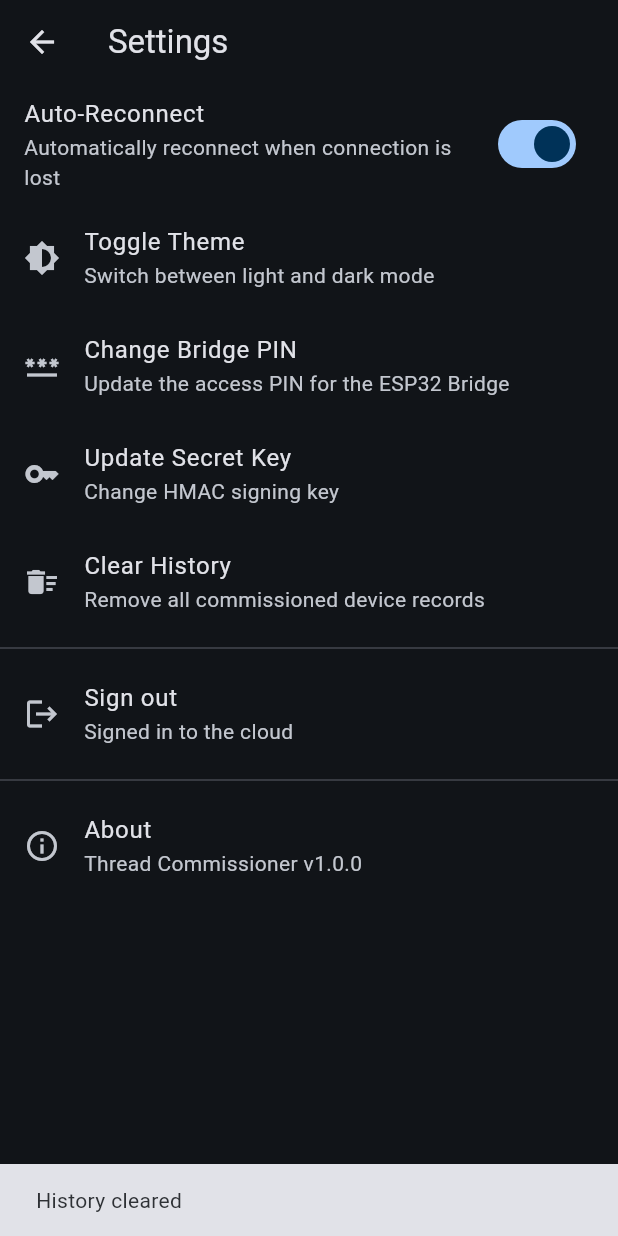
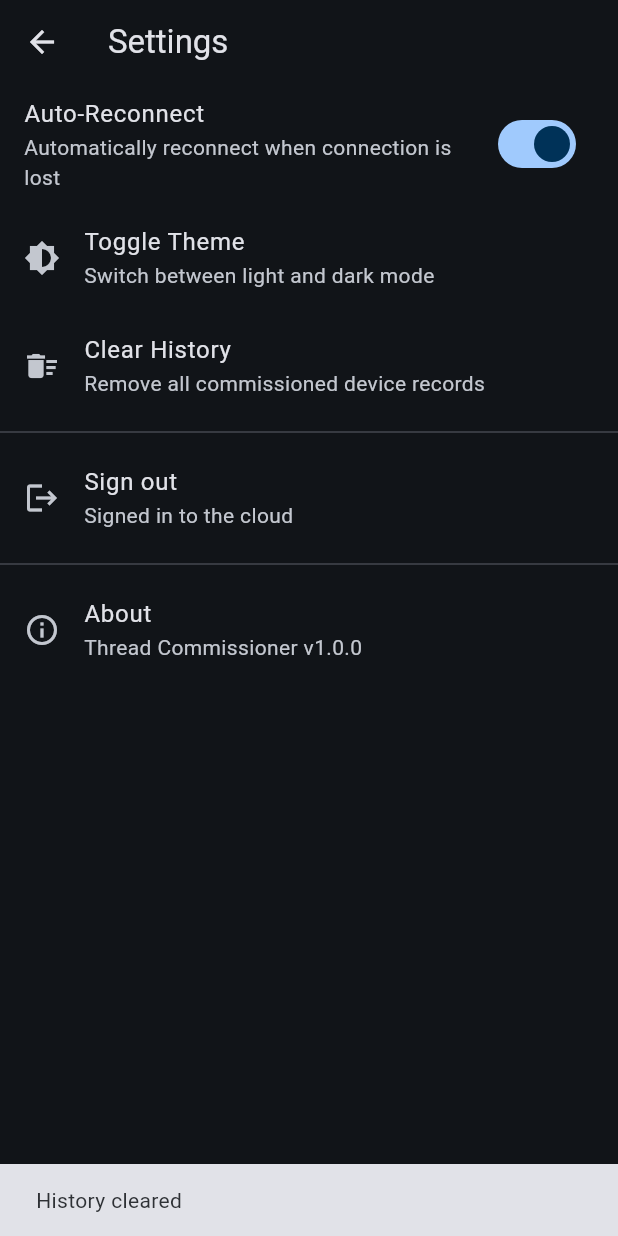
Before and after one commit to maaz-shahid99/param-hvac-mobile, a Flutter app: the SettingsPage screen opened directly with empty values, after a tap on "Clear History", on a phone screen of 412 x 824 dp. Run offline on Flutter 3.47's test engine with Material 3 defaults, Android fonts, the phone set to English and light mode, and no system bars; our stand-ins replace flutter_blue_plus, flutter_secure_storage, permission_handler, share_plus, shared_preferences; missing offline and left inert: mobile_scanner; accounts and stored records are empty.

Commit message:
feat(app): member (non-admin) restricted dashboard
Role-gate the UI for non-admin members:
- Drawer: hide Console and System/Manage (admin-only); Members is now visible
  to everyone (read-only for members).
- Rack Layout: read-only for members — no add/rename/delete/assign controls,
  just the structure (editable flag threaded through the widgets).
- Members: members see the roster read-only — no org code, no join-request
  approve/reject, and email/SMS shown as read-only chips instead of toggles.
- Settings: hide Change Bridge PIN + Update Secret Key (HMAC) for members.

Backend: GET /v1/members now allows any signed-in tenant user to VIEW the
roster; approve/reject/notifications stay admin-only. test_local updated +
green.

Co-Authored-By: Claude Opus 4.8 <noreply@anthropic.com>

```diff
--- a/lib/screens/settings_page.dart
+++ b/lib/screens/settings_page.dart
@@ -13,7 +13,9 @@ class SettingsPage extends StatelessWidget {
     return Scaffold(
       appBar: AppBar(title: const Text('Settings')),
       body: Consumer<BLEService>(
-        builder: (context, bleService, _) => ListView(
+        builder: (context, bleService, _) {
+          final isAdmin = context.watch<AuthService>().isAdmin;
+          return ListView(
           children: [
             SwitchListTile(
               title: const Text('Auto-Reconnect'),
@@ -27,7 +29,8 @@ class SettingsPage extends StatelessWidget {
               leading: const Icon(Icons.brightness_6),
               onTap: onToggleTheme,
             ),
-            // --- NEW: Change Bridge PIN ---
+            // Bridge PIN + HMAC key are admin-only hardware controls.
+            if (isAdmin) ...[
               ListTile(
                 title: const Text('Change Bridge PIN'),
                 subtitle: const Text('Update the access PIN for the ESP32 Bridge'),
@@ -54,6 +57,7 @@ class SettingsPage extends StatelessWidget {
                 leading: const Icon(Icons.key),
                 onTap: () => _showUpdateKeyDialog(context, bleService),
               ),
+            ],
             ListTile(
               title: const Text('Clear History'),
               subtitle: const Text('Remove all commissioned device records'),
@@ -80,13 +84,14 @@ class SettingsPage extends StatelessWidget {
               ),
             ),
             const Divider(),
-            ListTile(
-              title: const Text('About'),
-              subtitle: const Text('Thread Commissioner v1.0.0'),
-              leading: const Icon(Icons.info_outline),
+            const ListTile(
+              title: Text('About'),
+              subtitle: Text('Thread Commissioner v1.0.0'),
+              leading: Icon(Icons.info_outline),
             ),
           ],
-        ),
+        );
+        },
       ),
     );
   }
```
Also changed, not shown: lib/screens/home_page.dart (+10 -8 lines), lib/screens/members_page.dart (+30 -6 lines), lib/screens/rack_layout_page.dart (+32 -14 lines). Lines whose indentation alone changed are shown as unchanged.
